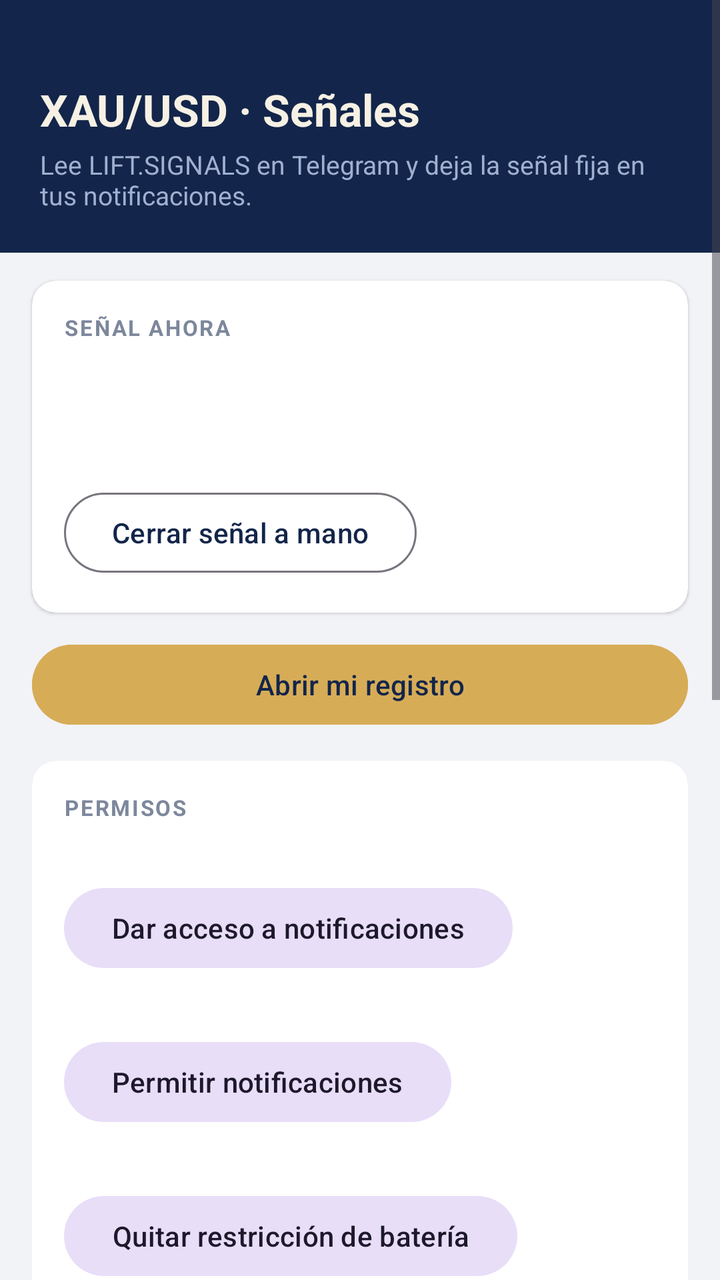
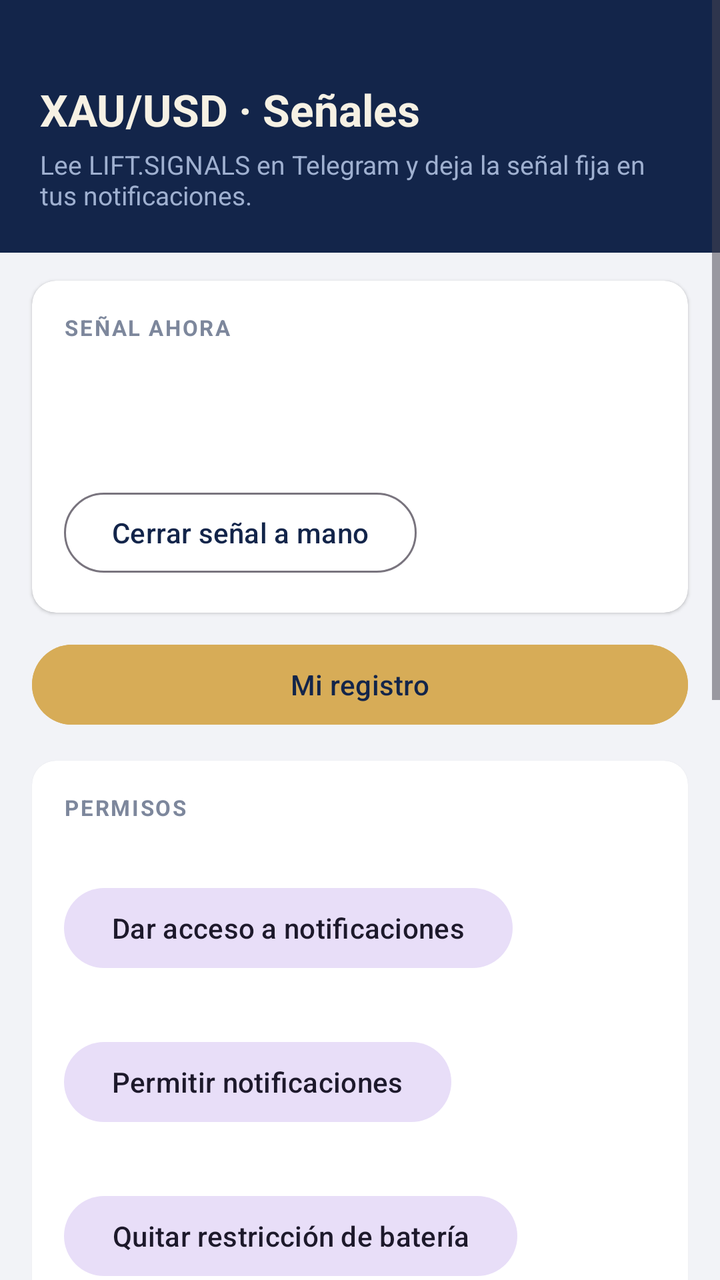

Before-and-after screenshots of an Android layout around one commit, followed by the original layout XML and the change that was made.
<!-- AndroidManifest.xml: application theme Theme.RegistroXAU -->
<!-- res/layout/activity_main.xml -->
<?xml version="1.0" encoding="utf-8"?>
<ScrollView xmlns:android="http://schemas.android.com/apk/res/android"
    xmlns:app="http://schemas.android.com/apk/res-auto"
    android:layout_width="match_parent"
    android:layout_height="match_parent"
    android:background="@color/bg"
    android:fillViewport="true">

    <LinearLayout
        android:layout_width="match_parent"
        android:layout_height="wrap_content"
        android:orientation="vertical"
        android:paddingBottom="32dp">

        
        <LinearLayout
            android:layout_width="match_parent"
            android:layout_height="wrap_content"
            android:background="@color/band"
            android:orientation="vertical"
            android:paddingHorizontal="20dp"
            android:paddingTop="40dp"
            android:paddingBottom="20dp">
            <TextView
                android:layout_width="wrap_content"
                android:layout_height="wrap_content"
                android:text="XAU/USD · Señales"
                android:textColor="@color/band_ink"
                android:textSize="22sp"
                android:textStyle="bold" />
            <TextView
                android:layout_width="wrap_content"
                android:layout_height="wrap_content"
                android:layout_marginTop="4dp"
                android:text="Lee LIFT.SIGNALS en Telegram y deja la señal fija en tus notificaciones."
                android:textColor="@color/band_dim"
                android:textSize="13sp" />
        </LinearLayout>

        
        <com.google.android.material.card.MaterialCardView
            style="@style/Card"
            android:layout_width="match_parent"
            android:layout_height="wrap_content">
            <LinearLayout
                android:layout_width="match_parent"
                android:layout_height="wrap_content"
                android:orientation="vertical"
                android:padding="16dp">
                <TextView style="@style/Eyebrow" android:text="Señal ahora" />
                <TextView
                    android:id="@+id/txtSignalTitle"
                    android:layout_width="wrap_content"
                    android:layout_height="wrap_content"
                    android:layout_marginTop="6dp"
                    android:textColor="@color/ink"
                    android:textSize="24sp"
                    android:textStyle="bold" />
                <TextView
                    android:id="@+id/txtSignalBody"
                    android:layout_width="match_parent"
                    android:layout_height="wrap_content"
                    android:layout_marginTop="4dp"
                    android:textColor="@color/ink2"
                    android:textSize="14sp" />
                <Button
                    android:id="@+id/btnClose"
                    style="@style/Widget.Material3.Button.OutlinedButton"
                    android:layout_width="wrap_content"
                    android:layout_height="wrap_content"
                    android:layout_marginTop="10dp"
                    android:text="Cerrar señal a mano" />
            </LinearLayout>
        </com.google.android.material.card.MaterialCardView>

        <Button
            android:id="@+id/btnOpenWeb"
            android:layout_width="match_parent"
            android:layout_height="wrap_content"
            android:layout_marginHorizontal="16dp"
            android:layout_marginTop="12dp"
            android:backgroundTint="@color/gold"
            android:text="Abrir mi registro"
            android:textColor="@color/band" />

        
        <com.google.android.material.card.MaterialCardView
            style="@style/Card"
            android:layout_width="match_parent"
            android:layout_height="wrap_content">
            <LinearLayout
                android:layout_width="match_parent"
                android:layout_height="wrap_content"
                android:orientation="vertical"
                android:padding="16dp">
                <TextView style="@style/Eyebrow" android:text="Permisos" />
                <TextView android:id="@+id/txtAccess" style="@style/Line" />
                <Button android:id="@+id/btnAccess" style="@style/Widget.Material3.Button.TonalButton"
                    android:layout_width="wrap_content" android:layout_height="wrap_content"
                    android:text="Dar acceso a notificaciones" />
                <TextView android:id="@+id/txtNotif" style="@style/Line" />
                <Button android:id="@+id/btnNotifPerm" style="@style/Widget.Material3.Button.TonalButton"
                    android:layout_width="wrap_content" android:layout_height="wrap_content"
                    android:text="Permitir notificaciones" />
                <TextView android:id="@+id/txtBattery" style="@style/Line" />
                <Button android:id="@+id/btnBattery" style="@style/Widget.Material3.Button.TonalButton"
                    android:layout_width="wrap_content" android:layout_height="wrap_content"
                    android:text="Quitar restricción de batería" />
            </LinearLayout>
        </com.google.android.material.card.MaterialCardView>

        
        <com.google.android.material.card.MaterialCardView
            style="@style/Card"
            android:layout_width="match_parent"
            android:layout_height="wrap_content">
            <LinearLayout
                android:layout_width="match_parent"
                android:layout_height="wrap_content"
                android:orientation="vertical"
                android:padding="16dp">
                <TextView style="@style/Eyebrow" android:text="Ajustes" />
                <TextView style="@style/Line" android:text="Nombre del canal en Telegram" />
                <EditText
                    android:id="@+id/inputTitle"
                    android:layout_width="match_parent"
                    android:layout_height="wrap_content"
                    android:inputType="text"
                    android:textColor="@color/ink" />
                <com.google.android.material.materialswitch.MaterialSwitch
                    android:id="@+id/switchSound"
                    android:layout_width="match_parent"
                    android:layout_height="wrap_content"
                    android:layout_marginTop="6dp"
                    android:text="Sonido de aviso (suena con No molestar)"
                    android:textColor="@color/ink" />
                <Button android:id="@+id/btnSave" style="@style/Widget.Material3.Button.TonalButton"
                    android:layout_width="wrap_content" android:layout_height="wrap_content"
                    android:layout_marginTop="6dp" android:text="Guardar" />
            </LinearLayout>
        </com.google.android.material.card.MaterialCardView>

        
        <com.google.android.material.card.MaterialCardView
            style="@style/Card"
            android:layout_width="match_parent"
            android:layout_height="wrap_content">
            <LinearLayout
                android:layout_width="match_parent"
                android:layout_height="wrap_content"
                android:orientation="vertical"
                android:padding="16dp">
                <TextView style="@style/Eyebrow" android:text="Probar sin esperar al canal" />
                <LinearLayout android:layout_width="match_parent" android:layout_height="wrap_content" android:orientation="horizontal">
                    <Button android:id="@+id/btnTestOpen" style="@style/Widget.Material3.Button.OutlinedButton"
                        android:layout_width="0dp" android:layout_weight="1" android:layout_height="wrap_content"
                        android:layout_marginEnd="6dp" android:text="Señal" />
                    <Button android:id="@+id/btnTestAvg" style="@style/Widget.Material3.Button.OutlinedButton"
                        android:layout_width="0dp" android:layout_weight="1" android:layout_height="wrap_content"
                        android:text="Promedio" />
                </LinearLayout>
                <LinearLayout android:layout_width="match_parent" android:layout_height="wrap_content" android:orientation="horizontal">
                    <Button android:id="@+id/btnTestCloseAvg" style="@style/Widget.Material3.Button.OutlinedButton"
                        android:layout_width="0dp" android:layout_weight="1" android:layout_height="wrap_content"
                        android:layout_marginEnd="6dp" android:text="Cerrar prom." />
                    <Button android:id="@+id/btnTestClose" style="@style/Widget.Material3.Button.OutlinedButton"
                        android:layout_width="0dp" android:layout_weight="1" android:layout_height="wrap_content"
                        android:text="Cerrar todo" />
                </LinearLayout>
            </LinearLayout>
        </com.google.android.material.card.MaterialCardView>

        
        <com.google.android.material.card.MaterialCardView
            style="@style/Card"
            android:layout_width="match_parent"
            android:layout_height="wrap_content">
            <LinearLayout
                android:layout_width="match_parent"
                android:layout_height="wrap_content"
                android:orientation="vertical"
                android:padding="16dp">
                <TextView style="@style/Eyebrow" android:text="Historial" />
                <TextView
                    android:id="@+id/txtHistory"
                    android:layout_width="match_parent"
                    android:layout_height="wrap_content"
                    android:layout_marginTop="6dp"
                    android:fontFamily="monospace"
                    android:lineSpacingExtra="4dp"
                    android:textColor="@color/ink2"
                    android:textSize="13sp" />
            </LinearLayout>
        </com.google.android.material.card.MaterialCardView>
    </LinearLayout>
</ScrollView>
<!-- resources referenced by this layout -->
<resources>
  <color name="band">#13254A</color>
  <color name="band_dim">#9FB0D0</color>
  <color name="band_ink">#F6F1E4</color>
  <color name="bg">#F2F3F7</color>
  <color name="gold">#D7AC57</color>
  <color name="ink">#0F1B33</color>
  <color name="ink2">#46516B</color>
  <style name="Card" parent="Widget.Material3.CardView.Elevated">
          <item name="android:layout_marginStart">16dp</item>
          <item name="android:layout_marginEnd">16dp</item>
          <item name="android:layout_marginTop">14dp</item>
          <item name="cardBackgroundColor">@color/surface</item>
          <item name="cardCornerRadius">12dp</item>
      </style>
  <style name="Eyebrow">
          <item name="android:layout_width">wrap_content</item>
          <item name="android:layout_height">wrap_content</item>
          <item name="android:textAllCaps">true</item>
          <item name="android:letterSpacing">0.08</item>
          <item name="android:textSize">11sp</item>
          <item name="android:textStyle">bold</item>
          <item name="android:textColor">@color/muted</item>
      </style>
  <style name="Line">
          <item name="android:layout_width">match_parent</item>
          <item name="android:layout_height">wrap_content</item>
          <item name="android:layout_marginTop">10dp</item>
          <item name="android:textSize">14sp</item>
          <item name="android:textColor">@color/ink</item>
      </style>
  <style name="Theme.RegistroXAU" parent="Theme.Material3.DayNight.NoActionBar">
          <item name="colorPrimary">@color/band</item>
          <item name="colorOnPrimary">@color/band_ink</item>
          <item name="colorSecondary">@color/gold</item>
          <item name="android:statusBarColor">@color/band</item>
          <item name="android:windowLightStatusBar">false</item>
          <item name="android:colorBackground">@color/bg</item>
      </style>
  <color name="surface">#FFFFFF</color>
  <color name="muted">#7D879C</color>
</resources>

<!-- the commit's change to res/layout/activity_main.xml (unified diff, before → after) -->
@@ -80,7 +80,7 @@
             android:layout_marginHorizontal="16dp"
             android:layout_marginTop="12dp"
             android:backgroundTint="@color/gold"
-            android:text="Abrir mi registro"
+            android:text="Mi registro"
             android:textColor="@color/band" />
 
         
